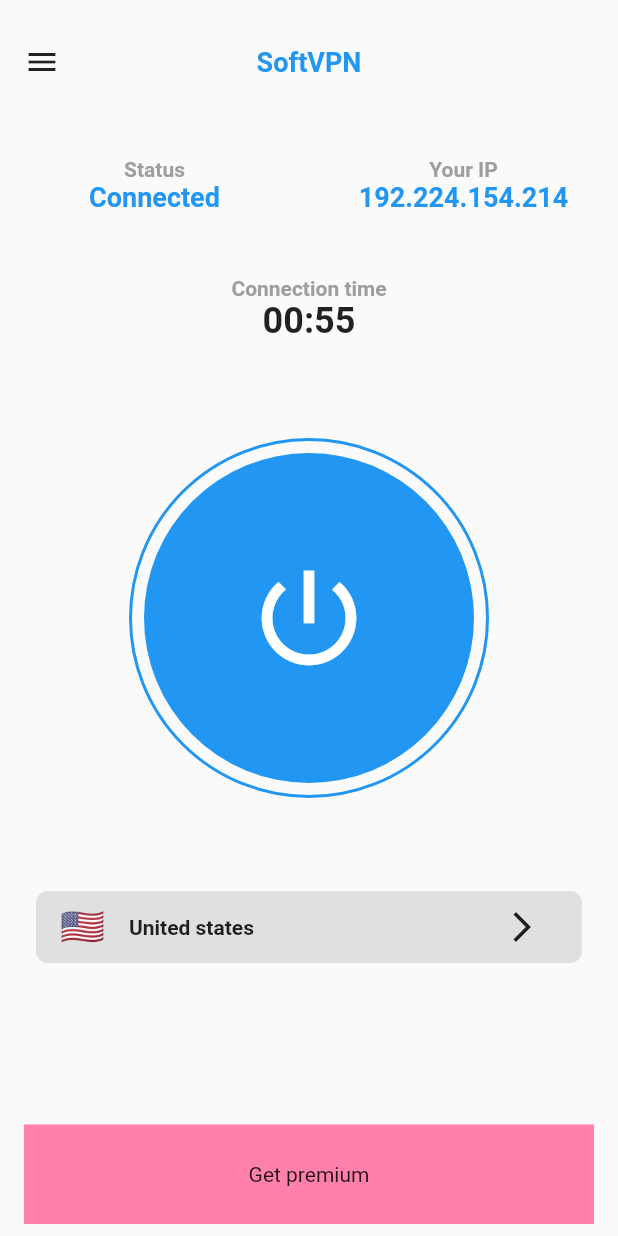
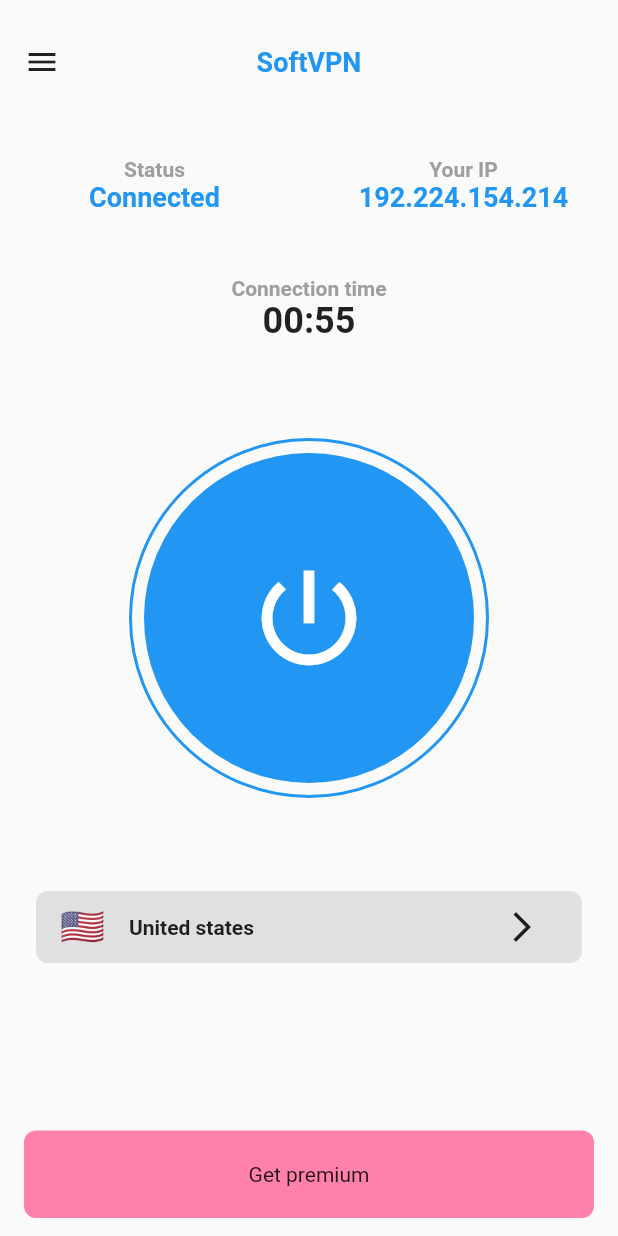
Before and after one commit to JAICHANGPARK/flutter_notebook_11th_story, a Flutter app: the screen it shows after launch, on a phone screen of 412 x 824 dp. Run offline on Flutter 3.47's test engine with Material 2 defaults, Android fonts, the phone set to English and light mode, and no system bars; our stand-ins replace backdrop, badges, flutter_inner_drawer, flutter_slidable, flutter_swiper, google_fonts.

Commit message:
Update vpn_home_page.dart

```diff
--- a/lib/ep721_vpn_mobile_app/ui/vpn_home_page.dart
+++ b/lib/ep721_vpn_mobile_app/ui/vpn_home_page.dart
@@ -168,9 +168,10 @@ class _VpnHomePageState extends State<VpnHomePage> {
             Expanded(
               flex: 2,
               child: Container(
-                margin: EdgeInsets.symmetric(vertical: 8, horizontal: 16),
+                margin: EdgeInsets.symmetric(vertical: 12, horizontal: 16),
                 decoration: BoxDecoration(
-                  color: Colors.pinkAccent[100]
+                  color: Colors.pinkAccent[100],
+                  borderRadius: BorderRadius.circular(8),
                 ),
                 child: Center(
                   child: Text("Get premium"),
```
